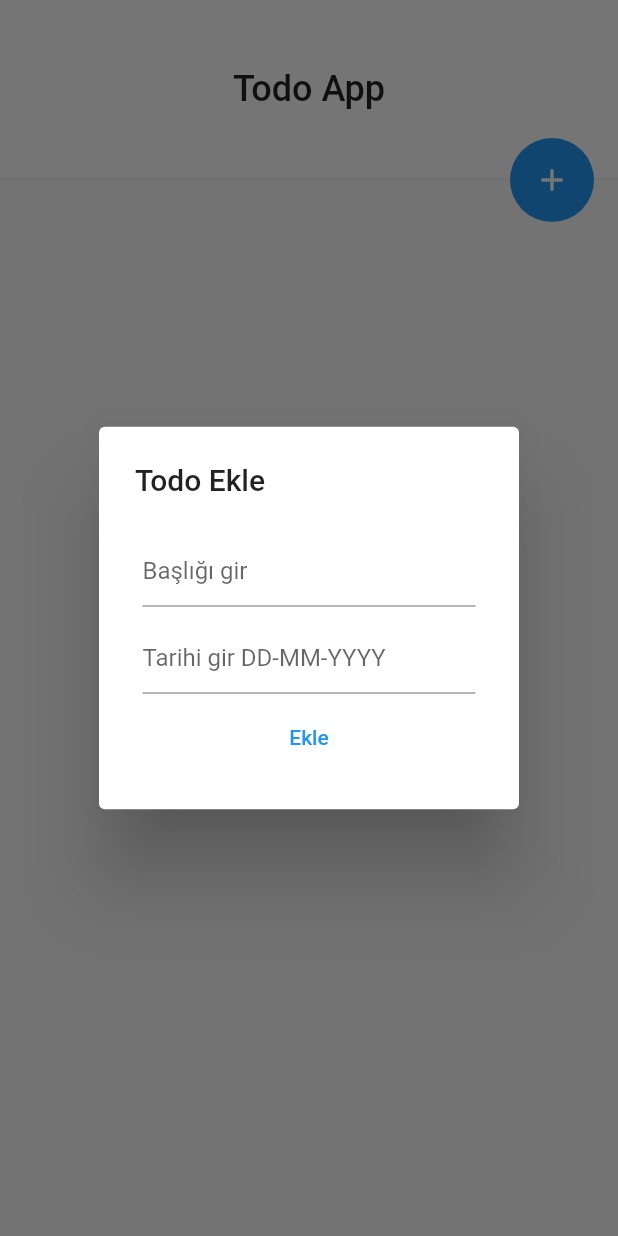
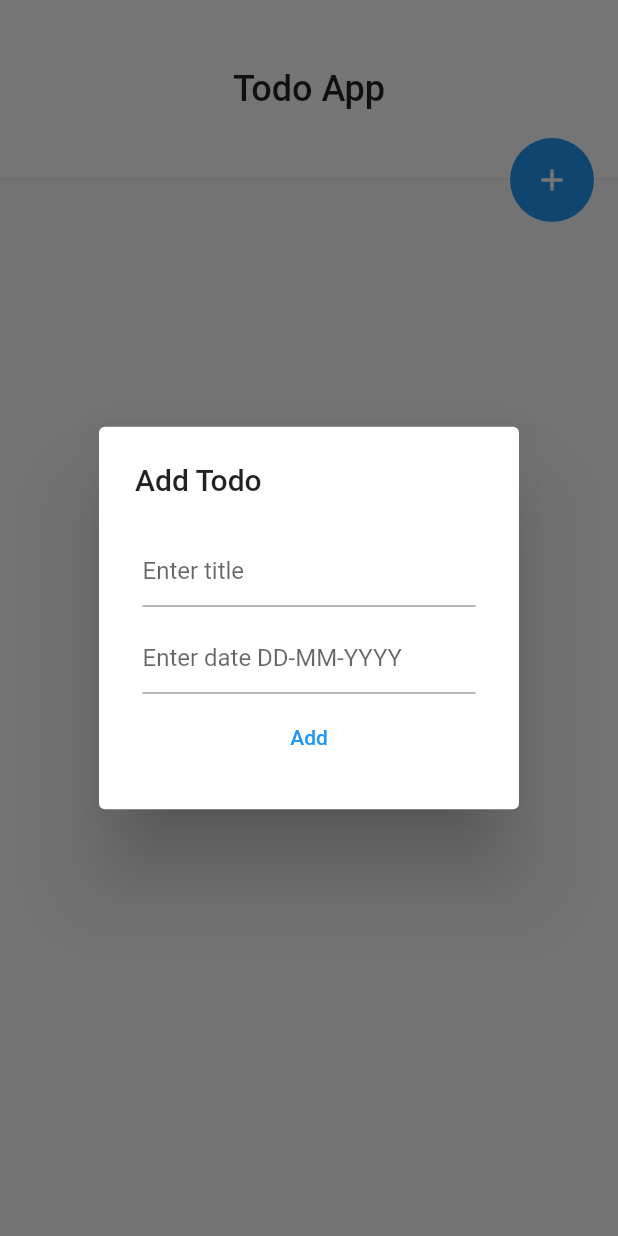
Before and after one commit to BilalSevinc16/SQLite_ToDo_App, a Flutter app: the screen it shows after launch, after a tap on the "add" icon, on a phone screen of 412 x 824 dp. Run offline on Flutter 3.47's test engine with Material 2 defaults, Android fonts, the phone set to English and light mode, and no system bars; our stand-ins replace sqflite; accounts and stored records are empty.

Commit message:
add_todo_dialog.dart

```diff
--- a/lib/add_todo_dialog.dart
+++ b/lib/add_todo_dialog.dart
@@ -15,15 +15,15 @@ class AddTodoDialog {
       releaseDateTEXT.text = todo.releaseDate;
     }
     return AlertDialog(
-      title: Text(isEdit ? "Todo Düzenle" : "Todo Ekle"),
+      title: Text(isEdit ? "Edit Todo" : "Add Todo"),
       content: SingleChildScrollView(
         child: Column(
           mainAxisSize: MainAxisSize.min,
           children: [
-            getTextField("Başlığı gir", titleTEXT),
-            getTextField("Tarihi gir DD-MM-YYYY", releaseDateTEXT),
+            getTextField("Enter title", titleTEXT),
+            getTextField("Enter date DD-MM-YYYY", releaseDateTEXT),
             TextButton(
-              child: isEdit ? const Text("Düzenle") : const Text("Ekle"),
+              child: isEdit ? const Text("Edit") : const Text("Add"),
               onPressed: () {
                 addUpdateRecord(isEdit);
                 myHomePageState.displayRecord();
```
